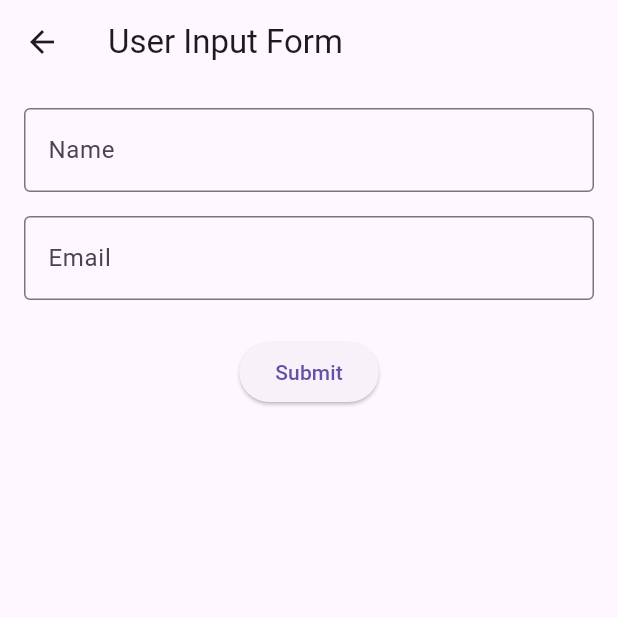
After one commit to kalviumcommunity/S60-Jan2026-Innovators-Flutter-Blog, a Flutter app: the screen it shows after launch, scrolled down 74 dp, after a tap on "User Input Form (TextField & Validation)", on a phone screen of 412 x 824 dp, the top half of it. The commit adds this screen. Run offline on Flutter 3.47's test engine with Material 3 defaults, Android fonts, the phone set to English and light mode, and no system bars; our stand-ins replace cloud_firestore, firebase_auth, firebase_core; accounts and stored records are empty.

Commit message:
implemented user input form with validation

```diff
--- a/blogapp/lib/screens/login_screen.dart
+++ b/blogapp/lib/screens/login_screen.dart
@@ -5,6 +5,7 @@ import 'dashboard_screen.dart';
 import 'stateless_stateful_demo.dart';
 import 'home_screen.dart';
 import 'scrollable_views.dart';
+import 'user_input_form.dart';
 
 class LoginScreen extends StatelessWidget {
   LoginScreen({super.key});
@@ -54,10 +55,7 @@ class LoginScreen extends StatelessWidget {
                     SizedBox(height: 8),
                     Text(
                       'Sign in to continue',
-                      style: TextStyle(
-                        fontSize: 14,
-                        color: Colors.white70,
-                      ),
+                      style: TextStyle(fontSize: 14, color: Colors.white70),
                     ),
                   ],
                 ),
@@ -115,7 +113,9 @@ class LoginScreen extends StatelessWidget {
                   if (user != null) {
                     Navigator.pushReplacement(
                       context,
-                      MaterialPageRoute(builder: (_) => const DashboardScreen()),
+                      MaterialPageRoute(
+                        builder: (_) => const DashboardScreen(),
+                      ),
                     );
                   }
                 },
@@ -213,6 +213,27 @@ class LoginScreen extends StatelessWidget {
                   ),
                 ),
               ),
+              const SizedBox(height: 8),
+
+              ElevatedButton.icon(
+                onPressed: () {
+                  Navigator.push(
+                    context,
+                    MaterialPageRoute(
+                      builder: (context) => const UserInputForm(),
+                    ),
+                  );
+                },
+                icon: const Icon(Icons.edit),
+                label: const Text('User Input Form (TextField & Validation)'),
+                style: ElevatedButton.styleFrom(
+                  backgroundColor: Colors.deepPurpleAccent,
+                  padding: const EdgeInsets.symmetric(vertical: 12),
+                  shape: RoundedRectangleBorder(
+                    borderRadius: BorderRadius.circular(12),
+                  ),
+                ),
+              ),
             ],
           ),
         ),
--- /dev/null
+++ b/blogapp/lib/screens/user_input_form.dart
@@ -0,0 +1,87 @@
+import 'package:flutter/material.dart';
+
+class UserInputForm extends StatefulWidget {
+  const UserInputForm({super.key});
+
+  @override
+  State<UserInputForm> createState() => _UserInputFormState();
+}
+
+class _UserInputFormState extends State<UserInputForm> {
+  final _formKey = GlobalKey<FormState>();
+  final _nameController = TextEditingController();
+  final _emailController = TextEditingController();
+
+  @override
+  void dispose() {
+    _nameController.dispose();
+    _emailController.dispose();
+    super.dispose();
+  }
+
+  @override
+  Widget build(BuildContext context) {
+    return Scaffold(
+      appBar: AppBar(title: const Text('User Input Form')),
+      body: Padding(
+        padding: const EdgeInsets.all(16.0),
+        child: Form(
+          key: _formKey,
+          child: Column(
+            crossAxisAlignment: CrossAxisAlignment.start,
+            children: [
+              TextFormField(
+                controller: _nameController,
+                decoration: const InputDecoration(
+                  labelText: 'Name',
+                  border: OutlineInputBorder(),
+                ),
+                validator: (value) {
+                  if (value == null || value.trim().isEmpty) {
+                    return 'Please enter your name';
+                  }
+                  return null;
+                },
+              ),
+              const SizedBox(height: 16),
+
+              TextFormField(
+                controller: _emailController,
+                decoration: const InputDecoration(
+                  labelText: 'Email',
+                  border: OutlineInputBorder(),
+                ),
+                keyboardType: TextInputType.emailAddress,
+                validator: (value) {
+                  if (value == null || value.trim().isEmpty) {
+                    return 'Please enter your email';
+                  }
+                  if (!RegExp(r'^[^@]+@[^@]+\.[^@]+').hasMatch(value)) {
+                    return 'Enter a valid email address';
+                  }
+                  return null;
+                },
+              ),
+              const SizedBox(height: 24),
+
+              Center(
+                child: ElevatedButton(
+                  onPressed: () {
+                    if (_formKey.currentState!.validate()) {
+                      ScaffoldMessenger.of(context).showSnackBar(
+                        const SnackBar(
+                          content: Text('Form Submitted Successfully!'),
+                        ),
+                      );
+                    }
+                  },
+                  child: const Text('Submit'),
+                ),
+              ),
+            ],
+          ),
+        ),
+      ),
+    );
+  }
+}
```
Also changed, not shown: blogapp/lib/screens/scrollable_views.dart (+2 -9 lines), blogapp/SuccessSubmission.png (added), blogapp/UserInputForm.png (added), blogapp/ValidationErrMsg.png (added), 1 other file.
